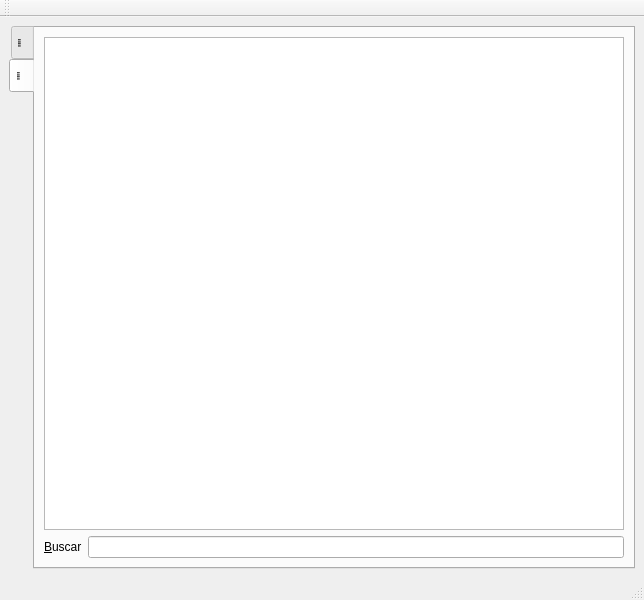
This is esquipulaspy/ui/kardexother.ui in armonge/EsquipulasPy as Qt 5 draws it before an edit. The edited form follows.
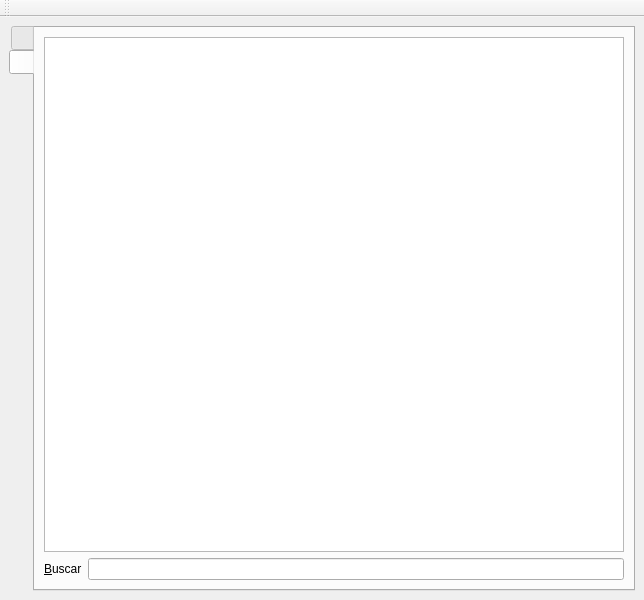
This is the edited form. Icons and pictures are not drawn.

Commit message: -Edite los formularios de inventario para quitarles la status bar, cuando estan en modo MDI muestran el del MDI y el suyo aun cuando solo utilizan el del MDI asi que estaban de más -Edite pyuicompiler.sh para que la ruta del log no estuviera hardcoded, ahora usa la variable $HOME en lugar de '/home/marcos/' -En liquidacion ya se pueden borrar lineas del modelo de cuentas -Ahora en liquidacion el boton para mostrar u ocultar los totales no se mueve cuando se muestra el de editar cuentas contables

The edit to the form file:
```diff
--- a/esquipulaspy/ui/kardexother.ui
+++ b/esquipulaspy/ui/kardexother.ui
@@ -29,7 +29,7 @@
          <normaloff>:/icons/res/document-edit.png</normaloff>:/icons/res/document-edit.png</iconset>
        </attribute>
        <attribute name="title">
-        <string notr="true">&quot;&quot;</string>
+        <string notr="true"/>
        </attribute>
        <layout class="QVBoxLayout" name="verticalLayout_8">
         <item>
@@ -250,7 +250,7 @@
          <normaloff>:/icons/res/table.png</normaloff>:/icons/res/table.png</iconset>
        </attribute>
        <attribute name="title">
-        <string notr="true">&quot;&quot;</string>
+        <string notr="true"/>
        </attribute>
        <layout class="QVBoxLayout" name="verticalLayout_2">
         <item>
@@ -301,7 +301,6 @@
     </item>
    </layout>
   </widget>
-  <widget class="QStatusBar" name="statusbar"/>
   <widget class="QToolBar" name="toolBar">
    <property name="windowTitle">
     <string>toolBar</string>
```
Left out of the diff: 3 changed lines with no effect on the pictures. The commit also changes 12 other files.
